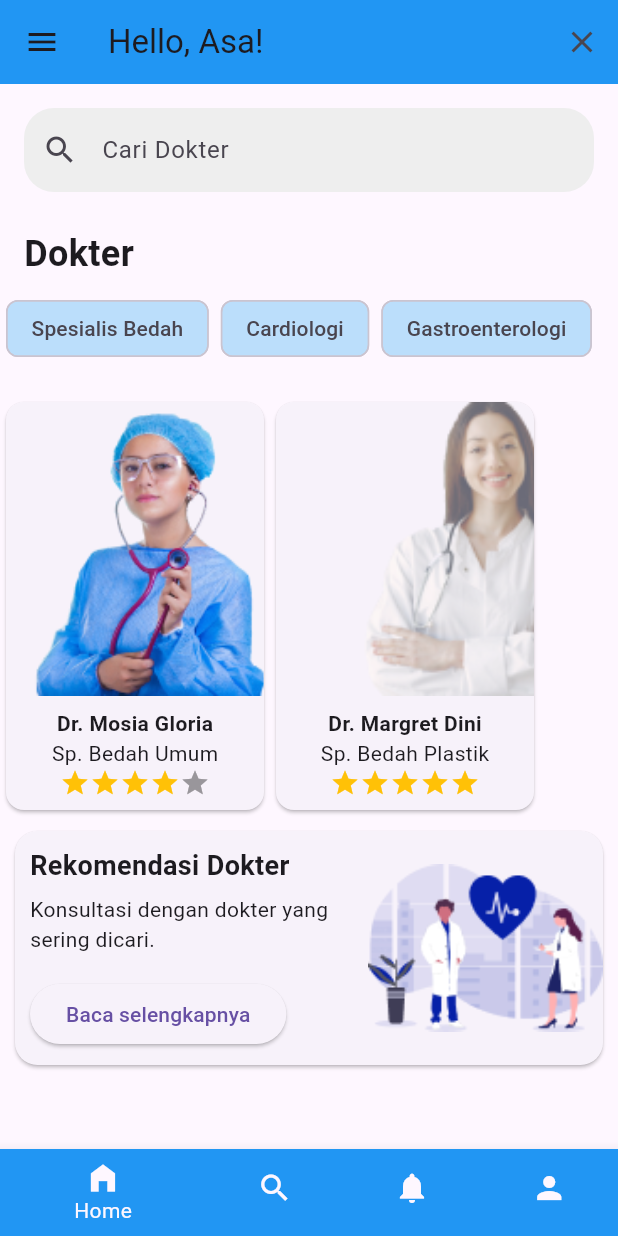
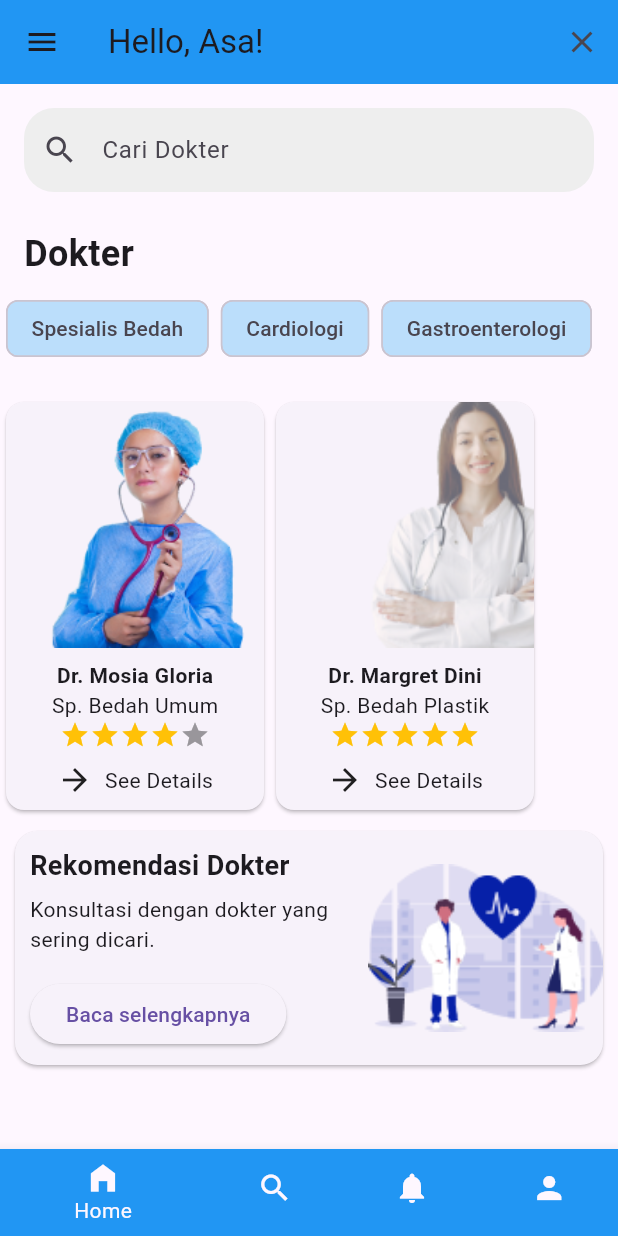
Before and after one commit to amirahusna01/consultmed, a Flutter app: the DashboardPage screen opened directly, on a phone screen of 412 x 824 dp. Run offline on Flutter 3.47's test engine with Material 3 defaults, Android fonts, the light colour scheme and no system bars; drawn by our look-alikes of flutter_rating_bar; network calls fail.

Commit message:
feat: add detail and chat dokter page

```diff
--- a/lib/dashboard_page.dart
+++ b/lib/dashboard_page.dart
@@ -1,5 +1,6 @@
 import 'package:flutter/material.dart';
 import 'package:flutter_rating_bar/flutter_rating_bar.dart';
+import 'package:consultmed1/detail_dokter_page.dart';
 
 class DashboardPage extends StatelessWidget {
   @override
@@ -63,10 +64,10 @@ class DashboardPage extends StatelessWidget {
               child: ListView(
                 scrollDirection: Axis.horizontal,
                 children: <Widget>[
-                  _buildDoctorCard('Dr. Mosia Gloria', 'Sp. Bedah Umum',
-                      'lib/assets/images/img3.png', 4),
-                  _buildDoctorCard('Dr. Margret Dini', 'Sp. Bedah Plastik',
-                      'lib/assets/images/img4.png', 5),
+                  _buildDoctorCard(context, 'Dr. Mosia Gloria',
+                      'Sp. Bedah Umum', 'lib/assets/images/img3.png', 4),
+                  _buildDoctorCard(context, 'Dr. Margret Dini',
+                      'Sp. Bedah Plastik', 'lib/assets/images/img4.png', 5),
                 ],
               ),
             ),
@@ -115,8 +116,8 @@ class DashboardPage extends StatelessWidget {
     );
   }
 
-  Widget _buildDoctorCard(
-      String name, String specialty, String imagePath, int rating) {
+  Widget _buildDoctorCard(BuildContext context, String name, String specialty,
+      String imagePath, int rating) {
     return Container(
       width: 180, // Lebar card disesuaikan dengan kebutuhan
       child: Card(
@@ -146,6 +147,32 @@ class DashboardPage extends StatelessWidget {
                     onRatingUpdate: (rating) {
                       print(rating);
                     },
+                  ),
+                  SizedBox(height: 8.0),
+                  InkWell(
+                    onTap: () {
+                      Navigator.push(
+                        context,
+                        MaterialPageRoute(
+                            builder: (context) => DetailDokterPage(
+                                  name: name,
+                                  specialty: specialty,
+                                  imagePath: imagePath,
+                                  rating: rating,
+                                  patientCount: 5,
+                                  experienceYears: 4,
+                                  about: "nothing",
+                                )),
+                      );
+                    },
+                    child: Row(
+                      mainAxisAlignment: MainAxisAlignment.center,
+                      children: [
+                        Icon(Icons.arrow_forward),
+                        SizedBox(width: 8.0),
+                        Text('See Details'),
+                      ],
+                    ),
                   ),
                 ],
               ),
```
Also changed, not shown: lib/chat_dokter_page.dart (added, +144 -0 lines), lib/constants.dart (added, +21 -0 lines), lib/detail_dokter_page.dart (+47 -0 lines).
